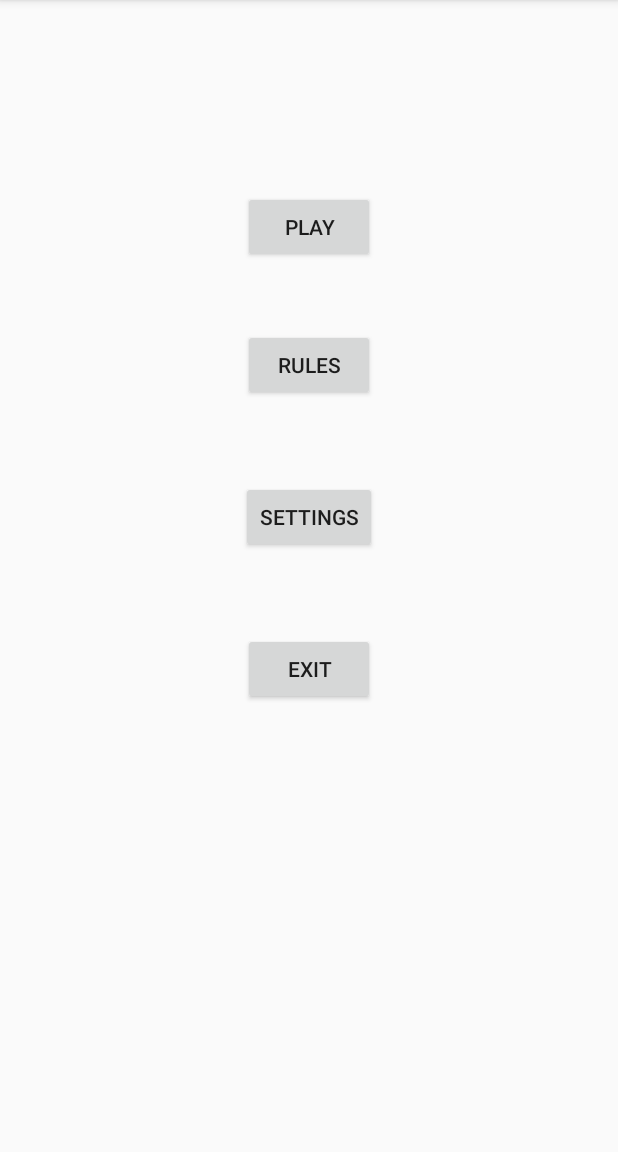
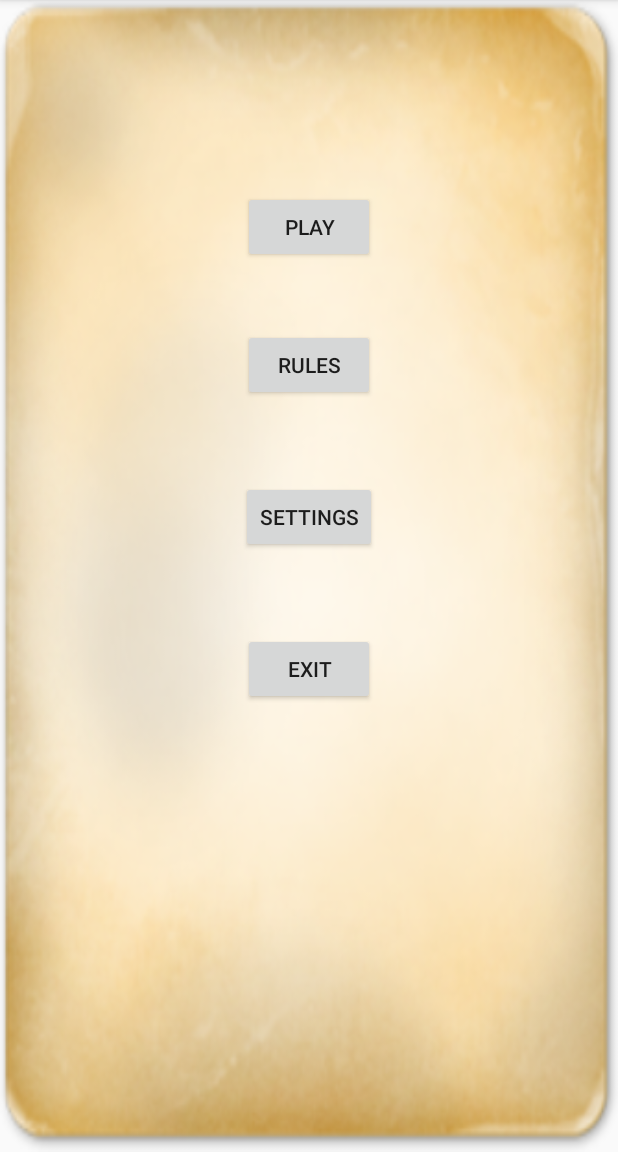
Before and after one commit to Poolet/gomoku, an Android app: the screen it shows after launch (HomeMenu), on a phone screen of 412 x 824 dp, the part 84-1236 px from its top. Run offline under Robolectric (Android 15) with nearby library versions, the phone set to English and light mode, and no system bars.

Commit message:
Changed background, enabled onclick for Play and Exit button in HomeScreen

```diff
--- a/app/src/main/res/layout/activity_home_menu.xml
+++ b/app/src/main/res/layout/activity_home_menu.xml
@@ -3,7 +3,8 @@
     android:layout_height="match_parent" android:paddingLeft="@dimen/activity_horizontal_margin"
     android:paddingRight="@dimen/activity_horizontal_margin"
     android:paddingTop="@dimen/activity_vertical_margin"
-    android:paddingBottom="@dimen/activity_vertical_margin" tools:context=".MainActivity">
+    android:paddingBottom="@dimen/activity_vertical_margin" tools:context=".MainActivity"
+    android:background="@drawable/menu_background">
     <LinearLayout
         android:layout_width="match_parent"
         android:layout_height="wrap_content"
--- a/app/src/main/res/layout/activity_select_board.xml
+++ b/app/src/main/res/layout/activity_select_board.xml
@@ -4,7 +4,8 @@
     android:paddingRight="@dimen/activity_horizontal_margin"
     android:paddingTop="@dimen/activity_vertical_margin"
     android:paddingBottom="@dimen/activity_vertical_margin"
-    tools:context="group5.gomoku.SelectBoard">
+    tools:context="group5.gomoku.SelectBoard"
+    android:background="@drawable/menu_background">
 
     <TextView android:text="@string/hello_world" android:layout_width="wrap_content"
         android:layout_height="wrap_content" />
```
Also changed, not shown: app/src/main/res/drawable/menu_background.png (added).
